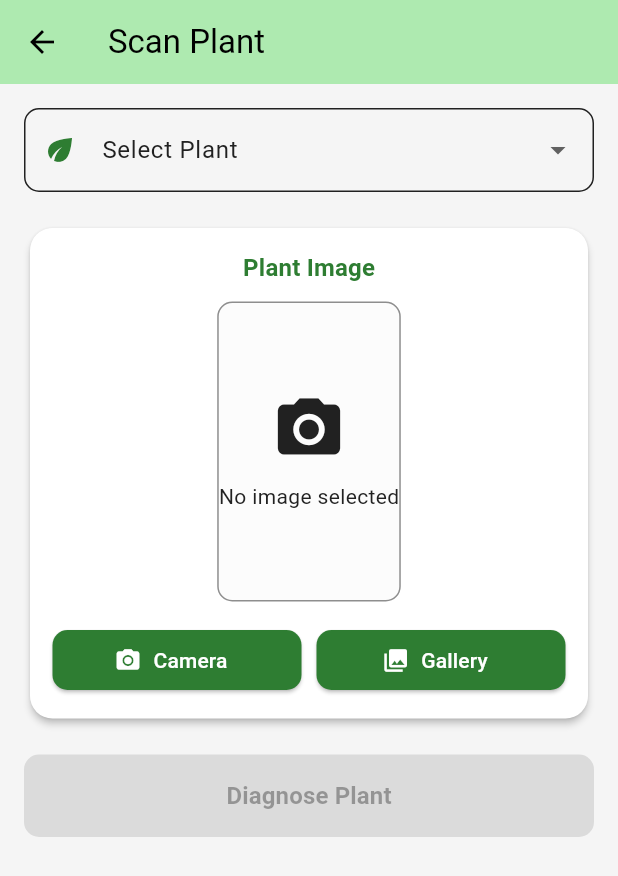
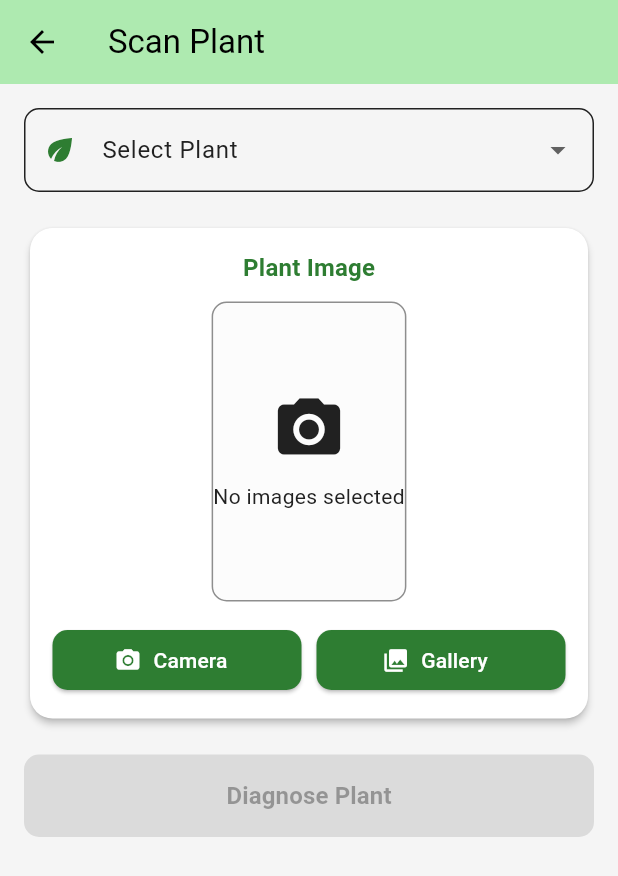
Before and after one commit to Sarim760/Fyp, a Flutter app: the ScanPlantScreen screen opened directly, on a phone screen of 412 x 824 dp. Shown: the top 876 px of the screen. Run offline on Flutter 3.47's test engine with Material 3 defaults, Android fonts, the phone set to English and light mode, and no system bars; our stand-ins replace animated_text_kit, bloc, cached_network_image, dash_chat_2, delightful_toast, dio and 15 more; accounts and stored records are empty; network calls fail.

Commit message:
working space

```diff
--- a/lib/screens/scan_plant_screen.dart
+++ b/lib/screens/scan_plant_screen.dart
@@ -133,7 +133,7 @@ class _ScanPlantScreenState extends State<ScanPlantScreen> {
                         ),
                         const SizedBox(height: 10),
                         Text(
-                          'No image selected',
+                          'No images selected',
                           style: theme.textTheme.bodyMedium?.copyWith(
                             color: theme.colorScheme.outline,
                           ),
@@ -142,6 +142,7 @@ class _ScanPlantScreenState extends State<ScanPlantScreen> {
                     ),
                   ),
             const SizedBox(height: 15),
+
             Row(
               children: [
                 Expanded(
```
